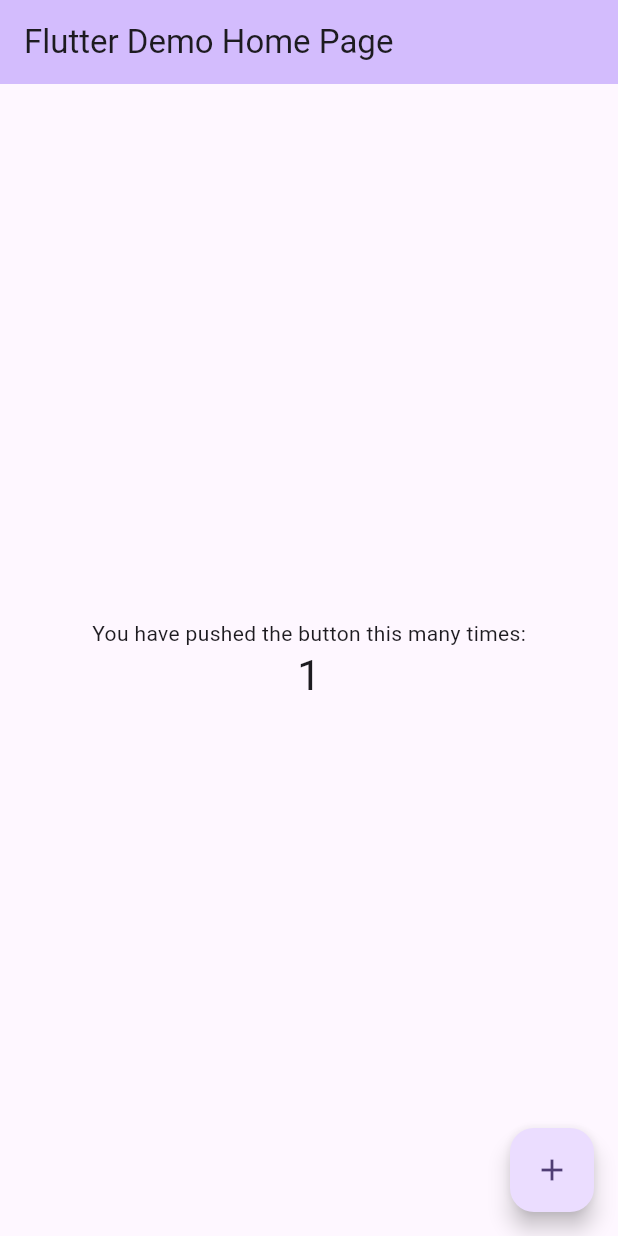
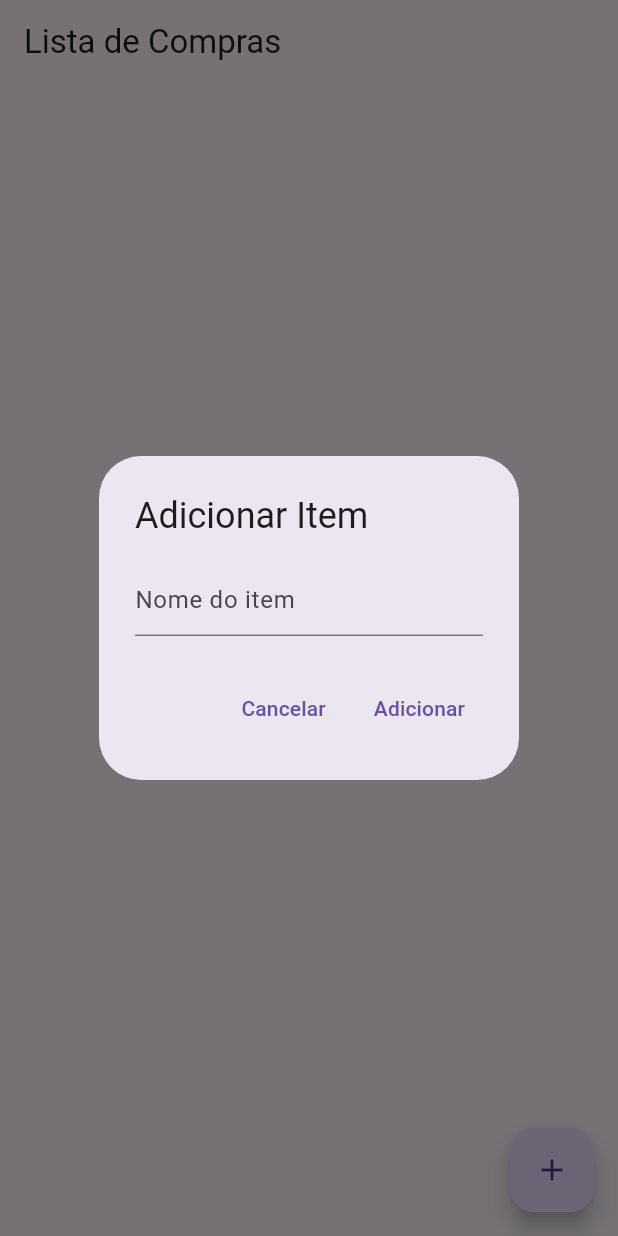
Before and after one commit to Paiva8859/ProgramacaoMobile, a Flutter app: the screen it shows after launch, after a tap on the "add" icon, on a phone screen of 412 x 824 dp. Run offline on Flutter 3.47's test engine with Material 3 defaults, Android fonts, the light colour scheme and no system bars.

Commit message:
lista de compras não finalizada

```diff
--- /dev/null
+++ b/CursoFlutter/app_lista1/lib/ComprasController.dart
@@ -0,0 +1,23 @@
+import 'package:flutter/material.dart';
+import 'package:app_lista1/ComprasModel.dart';
+
+class ComprasController extends ChangeNotifier {
+  List<ItemCompra> _itens = [];
+
+  List<ItemCompra> get itens => _itens;
+
+  void adicionarItem(String nome) {
+    _itens.add(ItemCompra(nome, false));
+    notifyListeners();
+  }
+
+  void marcarItemComoConcluido(int index, bool value) {
+    _itens[index].concluido = value;
+    notifyListeners();
+  }
+
+  void removerItem(int index) {
+    _itens.removeAt(index);
+    notifyListeners();
+  }
+}
--- /dev/null
+++ b/CursoFlutter/app_lista1/lib/ComprasModel.dart
@@ -0,0 +1,6 @@
+class ItemCompra {
+  final String nome;
+  bool concluido;
+
+  ItemCompra(this.nome, this.concluido);
+}
--- /dev/null
+++ b/CursoFlutter/app_lista1/lib/ComprasView.dart
@@ -0,0 +1,77 @@
+import 'package:flutter/material.dart';
+import 'package:app_lista1/ComprasController.dart';
+import 'package:provider/provider.dart';
+
+class ListaComprasScreen extends StatelessWidget {
+  @override
+  Widget build(BuildContext context) {
+    return Scaffold(
+      appBar: AppBar(
+        title: Text('Lista de Compras'),
+      ),
+      body: Consumer<ComprasController>(
+        builder: (context, controller, _) {
+          return ListView.builder(
+            itemCount: controller.itens.length,
+            itemBuilder: (context, index) {
+              final item = controller.itens[index];
+              return ListTile(
+                title: Text(item.nome),
+                trailing: Checkbox(
+                  value: item.concluido,
+                  onChanged: (value) {
+                    controller.marcarItemComoConcluido(index, value!);
+                  },
+                ),
+                onLongPress: () {
+                  controller.removerItem(index);
+                },
+              );
+            },
+          );
+        },
+      ),
+      floatingActionButton: FloatingActionButton(
+        onPressed: () {
+          _adicionarItem(context);
+        },
+        child: Icon(Icons.add),
+      ),
+    );
+  }
+
+  void _adicionarItem(BuildContext context) {
+    showDialog(
+      context: context,
+      builder: (BuildContext context) {
+        final TextEditingController _controller = TextEditingController();
+        return AlertDialog(
+          title: Text('Adicionar Item'),
+          content: TextField(
+            controller: _controller,
+            decoration: InputDecoration(hintText: 'Nome do item'),
+          ),
+          actions: <Widget>[
+            TextButton(
+              onPressed: () {
+                Navigator.of(context).pop();
+              },
+              child: Text('Cancelar'),
+            ),
+            TextButton(
+              onPressed: () {
+                final nome = _controller.text;
+                if (nome.isNotEmpty) {
+                  Provider.of<ComprasController>(context, listen: false)
+                      .adicionarItem(nome);
+                  Navigator.of(context).pop();
+                }
+              },
+              child: Text('Adicionar'),
+            ),
+          ],
+        );
+      },
+    );
+  }
+}
--- a/CursoFlutter/app_lista1/lib/TarefaModel.dart
+++ /dev/null
@@ -1,6 +0,0 @@
-class Tarefa {
-  String descricao;
-  bool concluida;
-
-  Tarefa(this.descricao, this.concluida);
-}
--- a/CursoFlutter/app_lista1/lib/main.dart
+++ b/CursoFlutter/app_lista1/lib/main.dart
@@ -1,125 +1,24 @@
 import 'package:flutter/material.dart';
+import 'package:app_lista1/ComprasController.dart';
+import 'package:app_lista1/ComprasView.dart';
+import 'package:provider/provider.dart';
 
 void main() {
-  runApp(const MyApp());
+  runApp(MyApp());
 }
 
 class MyApp extends StatelessWidget {
-  const MyApp({super.key});
-
-  // This widget is the root of your application.
   @override
   Widget build(BuildContext context) {
-    return MaterialApp(
-      title: 'Flutter Demo',
-      theme: ThemeData(
-        // This is the theme of your application.
-        //
-        // TRY THIS: Try running your application with "flutter run". You'll see
-        // the application has a purple toolbar. Then, without quitting the app,
-        // try changing the seedColor in the colorScheme below to Colors.green
-        // and then invoke "hot reload" (save your changes or press the "hot
-        // reload" button in a Flutter-supported IDE, or press "r" if you used
-        // the command line to start the app).
-        //
-        // Notice that the counter didn't reset back to zero; the application
-        // state is not lost during the reload. To reset the state, use hot
-        // restart instead.
-        //
-        // This works for code too, not just values: Most code changes can be
-        // tested with just a hot reload.
-        colorScheme: ColorScheme.fromSeed(seedColor: Colors.deepPurple),
-        useMaterial3: true,
+    return ChangeNotifierProvider(
+      create: (context) => ComprasController(),
+      child: MaterialApp(
+        title: 'Lista de Compras',
+        theme: ThemeData(
+          primarySwatch: Colors.blue,
+        ),
+        home: ListaComprasScreen(),
       ),
-      home: const MyHomePage(title: 'Flutter Demo Home Page'),
     );
   }
 }
-
-class MyHomePage extends StatefulWidget {
-  const MyHomePage({super.key, required this.title});
-
-  // This widget is the home page of your application. It is stateful, meaning
-  // that it has a State object (defined below) that contains fields that affect
-  // how it looks.
-
-  // This class is the configuration for the state. It holds the values (in this
-  // case the title) provided by the parent (in this case the App widget) and
-  // used by the build method of the State. Fields in a Widget subclass are
-  // always marked "final".
-
-  final String title;
-
-  @override
-  State<MyHomePage> createState() => _MyHomePageState();
-}
-
-class _MyHomePageState extends State<MyHomePage> {
-  int _counter = 0;
-
-  void _incrementCounter() {
-    setState(() {
-      // This call to setState tells the Flutter framework that something has
-      // changed in this State, which causes it to rerun the build method below
-      // so that the display can reflect the updated values. If we changed
-      // _counter without calling setState(), then the build method would not be
-      // called again, and so nothing would appear to happen.
-      _counter++;
-    });
-  }
-
-  @override
-  Widget build(BuildContext context) {
-    // This method is rerun every time setState is called, for instance as done
-    // by the _incrementCounter method above.
-    //
-    // The Flutter framework has been optimized to make rerunning build methods
-    // fast, so that you can just rebuild anything that needs updating rather
-    // than having to individually change instances of widgets.
-    return Scaffold(
-      appBar: AppBar(
-        // TRY THIS: Try changing the color here to a specific color (to
-        // Colors.amber, perhaps?) and trigger a hot reload to see the AppBar
-        // change color while the other colors stay the same.
-        backgroundColor: Theme.of(context).colorScheme.inversePrimary,
-        // Here we take the value from the MyHomePage object that was created by
-        // the App.build method, and use it to set our appbar title.
-        title: Text(widget.title),
-      ),
-      body: Center(
-        // Center is a layout widget. It takes a single child and positions it
-        // in the middle of the parent.
-        child: Column(
-          // Column is also a layout widget. It takes a list of children and
-          // arranges them vertically. By default, it sizes itself to fit its
-          // children horizontally, and tries to be as tall as its parent.
-          //
-          // Column has various properties to control how it sizes itself and
-          // how it positions its children. Here we use mainAxisAlignment to
-          // center the children vertically; the main axis here is the vertical
-          // axis because Columns are vertical (the cross axis would be
-          // horizontal).
-          //
-          // TRY THIS: Invoke "debug painting" (choose the "Toggle Debug Paint"
-          // action in the IDE, or press "p" in the console), to see the
-          // wireframe for each widget.
-          mainAxisAlignment: MainAxisAlignment.center,
-          children: <Widget>[
-            const Text(
-              'You have pushed the button this many times:',
-            ),
-            Text(
-              '$_counter',
-              style: Theme.of(context).textTheme.headlineMedium,
-            ),
-          ],
-        ),
-      ),
-      floatingActionButton: FloatingActionButton(
-        onPressed: _incrementCounter,
-        tooltip: 'Increment',
-        child: const Icon(Icons.add),
-      ), // This trailing comma makes auto-formatting nicer for build methods.
-    );
-  }
-}
```
Also changed, not shown: CursoFlutter/app_lista1/lib/ComprasApp.dart (renamed from CursoFlutter/app_lista1/lib/ListaTarefasScreen.dart, +22 -22 lines), CursoFlutter/app_lista1/lib/ListaTarefasController.dart (deleted, +0 -27 lines), CursoFlutter/app_lista1/pubspec.lock, 1 other file.
